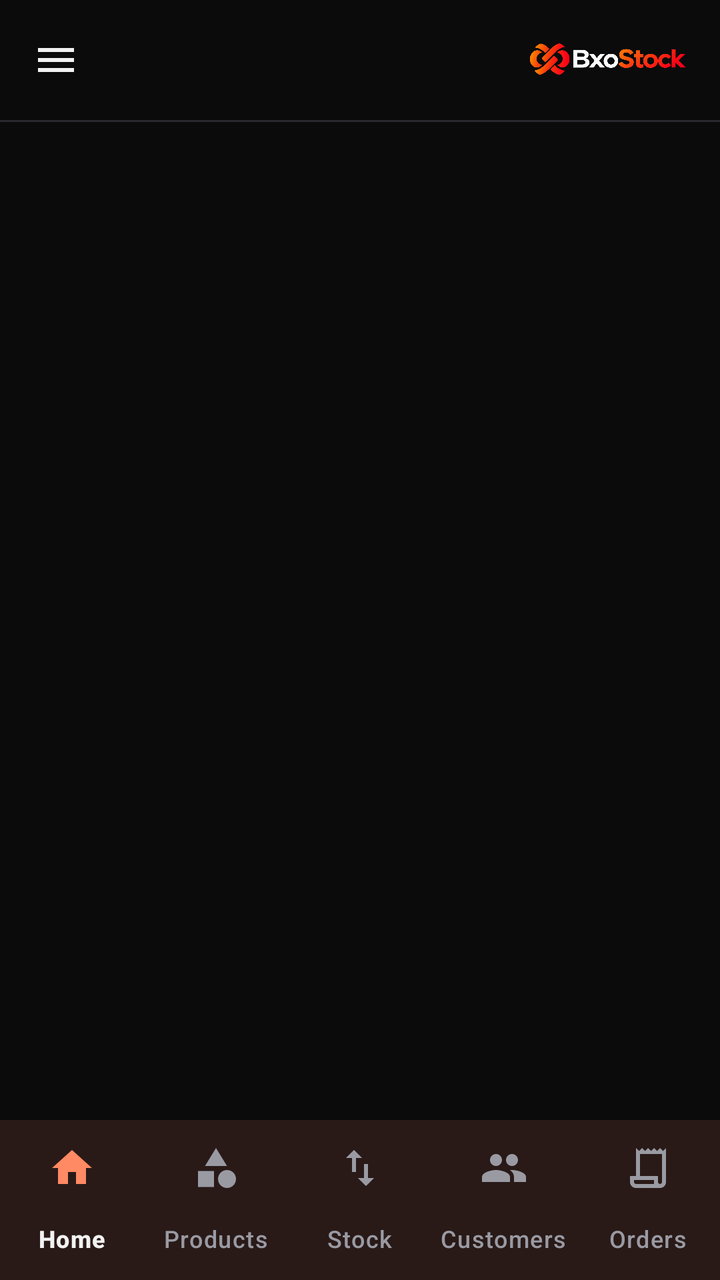
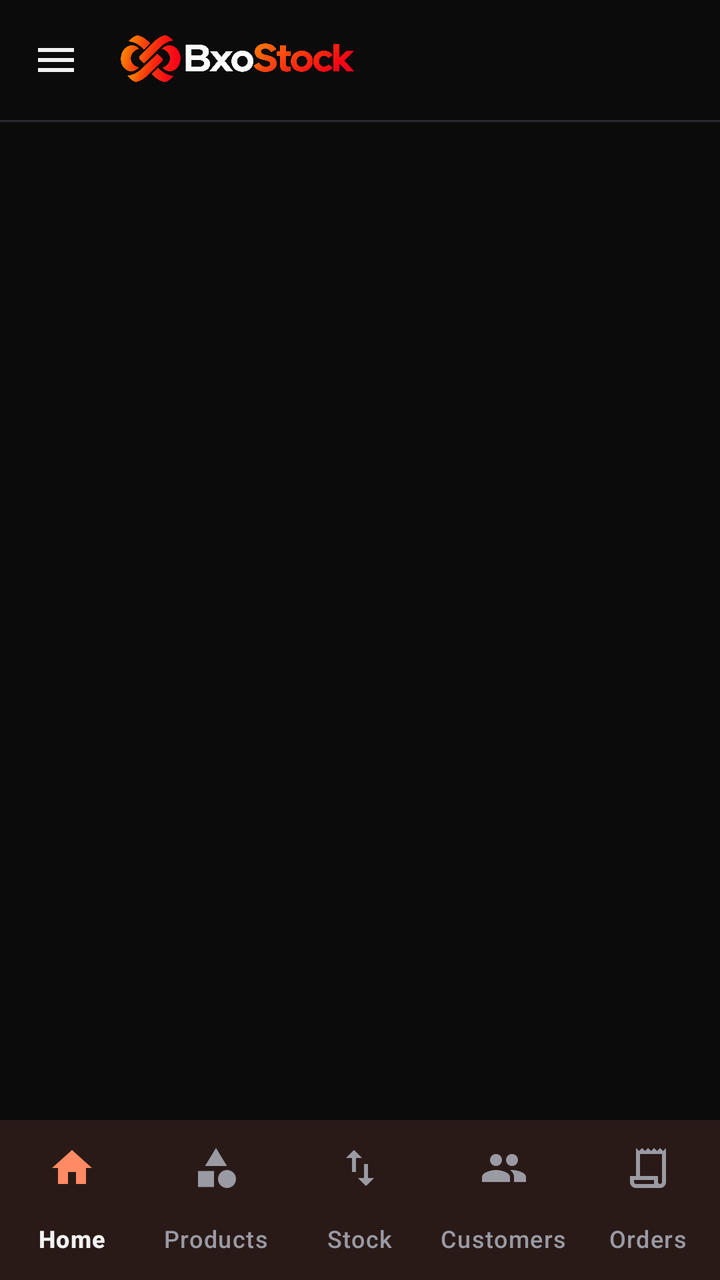

An Android layout rendered at two revisions. The XML below is the earlier revision; the diff shows what the commit changed to produce the second picture.
<!-- AndroidManifest.xml: application theme Theme.BxoStock -->
<!-- res/layout/activity_main.xml -->
<?xml version="1.0" encoding="utf-8"?>
<androidx.drawerlayout.widget.DrawerLayout xmlns:android="http://schemas.android.com/apk/res/android"
    xmlns:app="http://schemas.android.com/apk/res-auto"
    android:id="@+id/drawer"
    android:layout_width="match_parent"
    android:layout_height="match_parent">

    <LinearLayout
        android:layout_width="match_parent"
        android:layout_height="match_parent"
        android:fitsSystemWindows="true"
        android:orientation="vertical">

        <LinearLayout
            android:layout_width="match_parent"
            android:layout_height="wrap_content"
            android:gravity="center_vertical"
            android:orientation="horizontal"
            android:paddingStart="4dp"
            android:paddingTop="6dp"
            android:paddingEnd="14dp"
            android:paddingBottom="6dp">

            <ImageButton
                android:id="@+id/btnMenu"
                android:layout_width="48dp"
                android:layout_height="48dp"
                android:background="?attr/selectableItemBackgroundBorderless"
                android:contentDescription="Menu"
                android:src="@drawable/ic_menu" />

            <LinearLayout
                android:layout_width="wrap_content"
                android:layout_height="wrap_content"
                android:layout_marginStart="4dp"
                android:gravity="start"
                android:orientation="vertical">

                <TextView
                    android:id="@+id/tvUser"
                    android:layout_width="wrap_content"
                    android:layout_height="wrap_content"
                    android:ellipsize="end"
                    android:maxWidth="170dp"
                    android:maxLines="1"
                    android:textSize="14sp"
                    android:textStyle="bold" />

                <TextView
                    android:id="@+id/tvRole"
                    android:layout_width="wrap_content"
                    android:layout_height="wrap_content"
                    android:textColor="?attr/colorPrimary"
                    android:textSize="11sp"
                    android:textStyle="bold" />
            </LinearLayout>

            <View
                android:layout_width="0dp"
                android:layout_height="1dp"
                android:layout_weight="1" />

            <ImageView
                android:layout_width="wrap_content"
                android:layout_height="28dp"
                android:adjustViewBounds="true"
                android:contentDescription="BxoStock"
                android:src="@drawable/logo_full" />
        </LinearLayout>

        <View
            android:layout_width="match_parent"
            android:layout_height="1dp"
            android:background="#2A2A2E" />

        <TextView
            android:id="@+id/tvTitle"
            android:layout_width="match_parent"
            android:layout_height="wrap_content"
            android:paddingStart="16dp"
            android:paddingTop="12dp"
            android:paddingEnd="16dp"
            android:textSize="22sp"
            android:textStyle="bold" />

        <FrameLayout
            android:id="@+id/container"
            android:layout_width="match_parent"
            android:layout_height="0dp"
            android:layout_weight="1" />

        <com.google.android.material.bottomnavigation.BottomNavigationView
            android:id="@+id/bottomNav"
            android:layout_width="match_parent"
            android:layout_height="wrap_content"
            android:background="?attr/colorSurface"
            app:labelVisibilityMode="labeled"
            app:menu="@menu/bottom_nav" />
    </LinearLayout>

    <LinearLayout
        android:layout_width="280dp"
        android:layout_height="match_parent"
        android:layout_gravity="start"
        android:background="?attr/colorSurface"
        android:clickable="true"
        android:focusable="true"
        android:fitsSystemWindows="true"
        android:orientation="vertical">

        <LinearLayout
            android:layout_width="match_parent"
            android:layout_height="wrap_content"
            android:orientation="vertical"
            android:padding="20dp">

            <ImageView
                android:layout_width="wrap_content"
                android:layout_height="34dp"
                android:adjustViewBounds="true"
                android:contentDescription="BxoStock"
                android:src="@drawable/logo_full" />

            <TextView
                android:id="@+id/tvDrawerUser"
                android:layout_width="wrap_content"
                android:layout_height="wrap_content"
                android:layout_marginTop="16dp"
                android:textSize="17sp"
                android:textStyle="bold" />

            <TextView
                android:id="@+id/tvDrawerRole"
                android:layout_width="wrap_content"
                android:layout_height="wrap_content"
                android:textColor="?attr/colorPrimary"
                android:textSize="12sp"
                android:textStyle="bold" />
        </LinearLayout>

        <View
            android:layout_width="match_parent"
            android:layout_height="1dp"
            android:background="#2A2A2E" />

        <ScrollView
            android:layout_width="match_parent"
            android:layout_height="0dp"
            android:layout_weight="1">

            <LinearLayout
                android:layout_width="match_parent"
                android:layout_height="wrap_content"
                android:orientation="vertical"
                android:paddingTop="6dp">

                
                <LinearLayout android:id="@+id/gSales" android:layout_width="match_parent"
                    android:layout_height="wrap_content" android:background="?attr/selectableItemBackground"
                    android:clickable="true" android:focusable="true" android:gravity="center_vertical"
                    android:orientation="horizontal" android:padding="16dp">
                    <TextView android:layout_width="0dp" android:layout_height="wrap_content"
                        android:layout_weight="1" android:text="Sales" android:textSize="16sp"
                        android:textStyle="bold" />
                    <TextView android:id="@+id/aSales" android:layout_width="wrap_content"
                        android:layout_height="wrap_content" android:text="▾"
                        android:textColor="?attr/colorPrimary" android:textSize="18sp" />
                </LinearLayout>
                <LinearLayout android:id="@+id/bSales" android:layout_width="match_parent"
                    android:layout_height="wrap_content" android:orientation="vertical"
                    android:visibility="gone">
                    <TextView android:id="@+id/dOrders" android:layout_width="match_parent"
                        android:layout_height="wrap_content" android:background="?attr/selectableItemBackground"
                        android:clickable="true" android:focusable="true" android:paddingStart="36dp"
                        android:paddingTop="12dp" android:paddingEnd="16dp" android:paddingBottom="12dp"
                        android:text="Orders" android:textSize="15sp" />
                    <TextView android:id="@+id/dReturns" android:layout_width="match_parent"
                        android:layout_height="wrap_content" android:background="?attr/selectableItemBackground"
                        android:clickable="true" android:focusable="true" android:paddingStart="36dp"
                        android:paddingTop="12dp" android:paddingEnd="16dp" android:paddingBottom="12dp"
                        android:text="Returns" android:textSize="15sp" />
                    <TextView android:id="@+id/dCustomers" android:layout_width="match_parent"
                        android:layout_height="wrap_content" android:background="?attr/selectableItemBackground"
                        android:clickable="true" android:focusable="true" android:paddingStart="36dp"
                        android:paddingTop="12dp" android:paddingEnd="16dp" android:paddingBottom="12dp"
                        android:text="Customers" android:textSize="15sp" />
                </LinearLayout>

                
                <LinearLayout android:id="@+id/gInventory" android:layout_width="match_parent"
                    android:layout_height="wrap_content" android:background="?attr/selectableItemBackground"
                    android:clickable="true" android:focusable="true" android:gravity="center_vertical"
                    android:orientation="horizontal" android:padding="16dp">
                    <TextView android:layout_width="0dp" android:layout_height="wrap_content"
                        android:layout_weight="1" android:text="Inventory" android:textSize="16sp"
                        android:textStyle="bold" />
                    <TextView android:id="@+id/aInventory" android:layout_width="wrap_content"
                        android:layout_height="wrap_content" android:text="▾"
                        android:textColor="?attr/colorPrimary" android:textSize="18sp" />
                </LinearLayout>
                <LinearLayout android:id="@+id/bInventory" android:layout_width="match_parent"
                    android:layout_height="wrap_content" android:orientation="vertical"
                    android:visibility="gone">
                    <TextView android:id="@+id/dProducts" android:layout_width="match_parent"
                        android:layout_height="wrap_content" android:background="?attr/selectableItemBackground"
                        android:clickable="true" android:focusable="true" android:paddingStart="36dp"
                        android:paddingTop="12dp" android:paddingEnd="16dp" android:paddingBottom="12dp"
                        android:text="Products" android:textSize="15sp" />
                    <TextView android:id="@+id/dStock" android:layout_width="match_parent"
                        android:layout_height="wrap_content" android:background="?attr/selectableItemBackground"
                        android:clickable="true" android:focusable="true" android:paddingStart="36dp"
                        android:paddingTop="12dp" android:paddingEnd="16dp" android:paddingBottom="12dp"
                        android:text="Stock in / out" android:textSize="15sp" />
                    <TextView android:id="@+id/dStockHistory" android:layout_width="match_parent"
                        android:layout_height="wrap_content" android:background="?attr/selectableItemBackground"
                        android:clickable="true" android:focusable="true" android:paddingStart="36dp"
                        android:paddingTop="12dp" android:paddingEnd="16dp" android:paddingBottom="12dp"
                        android:text="Stock history" android:textSize="15sp" />
                    <TextView android:id="@+id/dCategories" android:layout_width="match_parent"
                        android:layout_height="wrap_content" android:background="?attr/selectableItemBackground"
                        android:clickable="true" android:focusable="true" android:paddingStart="36dp"
                        android:paddingTop="12dp" android:paddingEnd="16dp" android:paddingBottom="12dp"
                        android:text="Categories" android:textSize="15sp" android:visibility="gone" />
                    <TextView android:id="@+id/dSuppliers" android:layout_width="match_parent"
                        android:layout_height="wrap_content" android:background="?attr/selectableItemBackground"
                        android:clickable="true" android:focusable="true" android:paddingStart="36dp"
                        android:paddingTop="12dp" android:paddingEnd="16dp" android:paddingBottom="12dp"
                        android:text="Suppliers" android:textSize="15sp" android:visibility="gone" />
                    <TextView android:id="@+id/dPurchases" android:layout_width="match_parent"
                        android:layout_height="wrap_content" android:background="?attr/selectableItemBackground"
                        android:clickable="true" android:focusable="true" android:paddingStart="36dp"
                        android:paddingTop="12dp" android:paddingEnd="16dp" android:paddingBottom="12dp"
                        android:text="Purchase orders" android:textSize="15sp" android:visibility="gone" />
                </LinearLayout>

                
                <LinearLayout android:id="@+id/adminGroup" android:layout_width="match_parent"
                    android:layout_height="wrap_content" android:orientation="vertical"
                    android:visibility="gone">
                    <LinearLayout android:id="@+id/gAdmin" android:layout_width="match_parent"
                        android:layout_height="wrap_content" android:background="?attr/selectableItemBackground"
                        android:clickable="true" android:focusable="true" android:gravity="center_vertical"
                        android:orientation="horizontal" android:padding="16dp">
                        <TextView android:layout_width="0dp" android:layout_height="wrap_content"
                            android:layout_weight="1" android:text="Admin" android:textSize="16sp"
                            android:textStyle="bold" />
                        <TextView android:id="@+id/aAdmin" android:layout_width="wrap_content"
                            android:layout_height="wrap_content" android:text="▾"
                            android:textColor="?attr/colorPrimary" android:textSize="18sp" />
                    </LinearLayout>
                    <LinearLayout android:id="@+id/bAdmin" android:layout_width="match_parent"
                        android:layout_height="wrap_content" android:orientation="vertical"
                        android:visibility="gone">
                        <TextView android:id="@+id/dUsers" android:layout_width="match_parent"
                            android:layout_height="wrap_content" android:background="?attr/selectableItemBackground"
                            android:clickable="true" android:focusable="true" android:paddingStart="36dp"
                            android:paddingTop="12dp" android:paddingEnd="16dp" android:paddingBottom="12dp"
                            android:text="Users" android:textSize="15sp" />
                        <TextView android:id="@+id/dReports" android:layout_width="match_parent"
                            android:layout_height="wrap_content" android:background="?attr/selectableItemBackground"
                            android:clickable="true" android:focusable="true" android:paddingStart="36dp"
                            android:paddingTop="12dp" android:paddingEnd="16dp" android:paddingBottom="12dp"
                            android:text="Reports" android:textSize="15sp" />
                        <TextView android:id="@+id/dAudit" android:layout_width="match_parent"
                            android:layout_height="wrap_content" android:background="?attr/selectableItemBackground"
                            android:clickable="true" android:focusable="true" android:paddingStart="36dp"
                            android:paddingTop="12dp" android:paddingEnd="16dp" android:paddingBottom="12dp"
                            android:text="Audit logs" android:textSize="15sp" />
                        <TextView android:id="@+id/dStaff" android:layout_width="match_parent"
                            android:layout_height="wrap_content" android:background="?attr/selectableItemBackground"
                            android:clickable="true" android:focusable="true" android:paddingStart="36dp"
                            android:paddingTop="12dp" android:paddingEnd="16dp" android:paddingBottom="12dp"
                            android:text="Staff performance" android:textSize="15sp" />
                    </LinearLayout>
                </LinearLayout>

                <TextView android:id="@+id/dProfile" android:layout_width="match_parent"
                    android:layout_height="wrap_content" android:background="?attr/selectableItemBackground"
                    android:clickable="true" android:focusable="true" android:padding="16dp"
                    android:text="Profile" android:textSize="16sp" android:textStyle="bold" />
            </LinearLayout>
        </ScrollView>

        <com.google.android.material.button.MaterialButton
            android:id="@+id/btnLogout"
            style="@style/Widget.Material3.Button.OutlinedButton"
            android:layout_width="match_parent"
            android:layout_height="wrap_content"
            android:layout_margin="16dp"
            android:text="Log out" />
    </LinearLayout>
</androidx.drawerlayout.widget.DrawerLayout>
<!-- resources referenced by this layout -->
<resources>
  <!-- drawable ic_menu (drawable) -->
  <?xml version="1.0" encoding="utf-8"?>
  <vector xmlns:android="http://schemas.android.com/apk/res/android" android:width="24dp" android:height="24dp" android:viewportWidth="24" android:viewportHeight="24">
      <path android:fillColor="#FFF2F2F2" android:pathData="M3,18h18v-2H3v2zM3,13h18v-2H3v2zM3,6v2h18V6H3z" />
  </vector>
  <!-- drawable logo_full: png bitmap (drawable, 475534 bytes) -->
  <style name="Theme.BxoStock" parent="Base.Theme.BxoStock" />
  <style name="Base.Theme.BxoStock" parent="Theme.Material3.Dark.NoActionBar">
          <item name="colorPrimary">#FF4D1C</item>
          <item name="colorOnPrimary">#FFFFFF</item>
          <item name="colorSecondaryContainer">#3A1306</item>
          <item name="colorOnSecondaryContainer">#FF8A63</item>
          <item name="android:colorBackground">#0B0B0C</item>
          <item name="colorSurface">#161618</item>
          <item name="colorOnSurface">#F2F2F2</item>
          <item name="colorOnSurfaceVariant">#9A9AA3</item>
          <item name="colorOutline">#3A3A40</item>
          <item name="android:statusBarColor">#0B0B0C</item>
          <item name="android:navigationBarColor">#161618</item>
      </style>
</resources>

<!-- the commit's change to res/layout/activity_main.xml (unified diff, before → after) -->
@@ -29,40 +29,10 @@
                 android:contentDescription="Menu"
                 android:src="@drawable/ic_menu" />
 
-            <LinearLayout
-                android:layout_width="wrap_content"
-                android:layout_height="wrap_content"
-                android:layout_marginStart="4dp"
-                android:gravity="start"
-                android:orientation="vertical">
-
-                <TextView
-                    android:id="@+id/tvUser"
-                    android:layout_width="wrap_content"
-                    android:layout_height="wrap_content"
-                    android:ellipsize="end"
-                    android:maxWidth="170dp"
-                    android:maxLines="1"
-                    android:textSize="14sp"
-                    android:textStyle="bold" />
-
-                <TextView
-                    android:id="@+id/tvRole"
-                    android:layout_width="wrap_content"
-                    android:layout_height="wrap_content"
-                    android:textColor="?attr/colorPrimary"
-                    android:textSize="11sp"
-                    android:textStyle="bold" />
-            </LinearLayout>
-
-            <View
-                android:layout_width="0dp"
-                android:layout_height="1dp"
-                android:layout_weight="1" />
-
             <ImageView
                 android:layout_width="wrap_content"
-                android:layout_height="28dp"
+                android:layout_height="42dp"
+                android:layout_marginStart="4dp"
                 android:adjustViewBounds="true"
                 android:contentDescription="BxoStock"
                 android:src="@drawable/logo_full" />
@@ -120,22 +90,6 @@
                 android:adjustViewBounds="true"
                 android:contentDescription="BxoStock"
                 android:src="@drawable/logo_full" />
-
-            <TextView
-                android:id="@+id/tvDrawerUser"
-                android:layout_width="wrap_content"
-                android:layout_height="wrap_content"
-                android:layout_marginTop="16dp"
-                android:textSize="17sp"
-                android:textStyle="bold" />
-
-            <TextView
-                android:id="@+id/tvDrawerRole"
-                android:layout_width="wrap_content"
-                android:layout_height="wrap_content"
-                android:textColor="?attr/colorPrimary"
-                android:textSize="12sp"
-                android:textStyle="bold" />
         </LinearLayout>
 
         <View
@@ -163,7 +117,7 @@
                         android:layout_weight="1" android:text="Sales" android:textSize="16sp"
                         android:textStyle="bold" />
                     <TextView android:id="@+id/aSales" android:layout_width="wrap_content"
-                        android:layout_height="wrap_content" android:text="▾"
+                        android:layout_height="wrap_content" android:text="&#9662;"
                         android:textColor="?attr/colorPrimary" android:textSize="18sp" />
                 </LinearLayout>
                 <LinearLayout android:id="@+id/bSales" android:layout_width="match_parent"
@@ -195,7 +149,7 @@
                         android:layout_weight="1" android:text="Inventory" android:textSize="16sp"
                         android:textStyle="bold" />
                     <TextView android:id="@+id/aInventory" android:layout_width="wrap_content"
-                        android:layout_height="wrap_content" android:text="▾"
+                        android:layout_height="wrap_content" android:text="&#9662;"
                         android:textColor="?attr/colorPrimary" android:textSize="18sp" />
                 </LinearLayout>
                 <LinearLayout android:id="@+id/bInventory" android:layout_width="match_parent"
@@ -245,7 +199,7 @@
                             android:layout_weight="1" android:text="Admin" android:textSize="16sp"
                             android:textStyle="bold" />
                         <TextView android:id="@+id/aAdmin" android:layout_width="wrap_content"
-                            android:layout_height="wrap_content" android:text="▾"
+                            android:layout_height="wrap_content" android:text="&#9662;"
                             android:textColor="?attr/colorPrimary" android:textSize="18sp" />
                     </LinearLayout>
                     <LinearLayout android:id="@+id/bAdmin" android:layout_width="match_parent"
@@ -281,6 +235,51 @@
             </LinearLayout>
         </ScrollView>
 
+        <View
+            android:layout_width="match_parent"
+            android:layout_height="1dp"
+            android:background="#2A2A2E" />
+
+        <LinearLayout
+            android:id="@+id/dMe"
+            android:layout_width="match_parent"
+            android:layout_height="wrap_content"
+            android:background="?attr/selectableItemBackground"
+            android:clickable="true"
+            android:focusable="true"
+            android:gravity="center_vertical"
+            android:orientation="horizontal"
+            android:paddingStart="16dp"
+            android:paddingTop="12dp"
+            android:paddingEnd="16dp"
+            android:paddingBottom="4dp">
+
+            <FrameLayout
+                android:layout_width="44dp"
+                android:layout_height="44dp"
+                android:background="@drawable/avatar_bg"
+                android:clipToOutline="true">
+
+                <TextView android:id="@+id/tvDrawerInitial" android:layout_width="match_parent"
+                    android:layout_height="match_parent" android:gravity="center"
+                    android:textColor="#FF4D1C" android:textSize="18sp" android:textStyle="bold" />
+                <ImageView android:id="@+id/ivDrawerAvatar" android:layout_width="match_parent"
+                    android:layout_height="match_parent" android:contentDescription="Profile photo"
+                    android:scaleType="centerCrop" android:visibility="gone" />
+            </FrameLayout>
+
+            <TextView
+                android:id="@+id/tvDrawerUser"
+                android:layout_width="0dp"
+                android:layout_height="wrap_content"
+                android:layout_marginStart="12dp"
+                android:layout_weight="1"
+                android:ellipsize="end"
+                android:maxLines="1"
+                android:textSize="16sp"
+                android:textStyle="bold" />
+        </LinearLayout>
+
         <com.google.android.material.button.MaterialButton
             android:id="@+id/btnLogout"
             style="@style/Widget.Material3.Button.OutlinedButton"
<!-- resource entries referenced after the edit -->
@@ -1,5 +1,10 @@
 <!-- resources referenced by this layout -->
 <resources>
+  <!-- drawable avatar_bg (drawable) -->
+  <?xml version="1.0" encoding="utf-8"?>
+  <shape xmlns:android="http://schemas.android.com/apk/res/android" android:shape="oval">
+      <solid android:color="#2A2A2E" />
+  </shape>
   <!-- drawable ic_menu (drawable) -->
   <?xml version="1.0" encoding="utf-8"?>
   <vector xmlns:android="http://schemas.android.com/apk/res/android" android:width="24dp" android:height="24dp" android:viewportWidth="24" android:viewportHeight="24">
